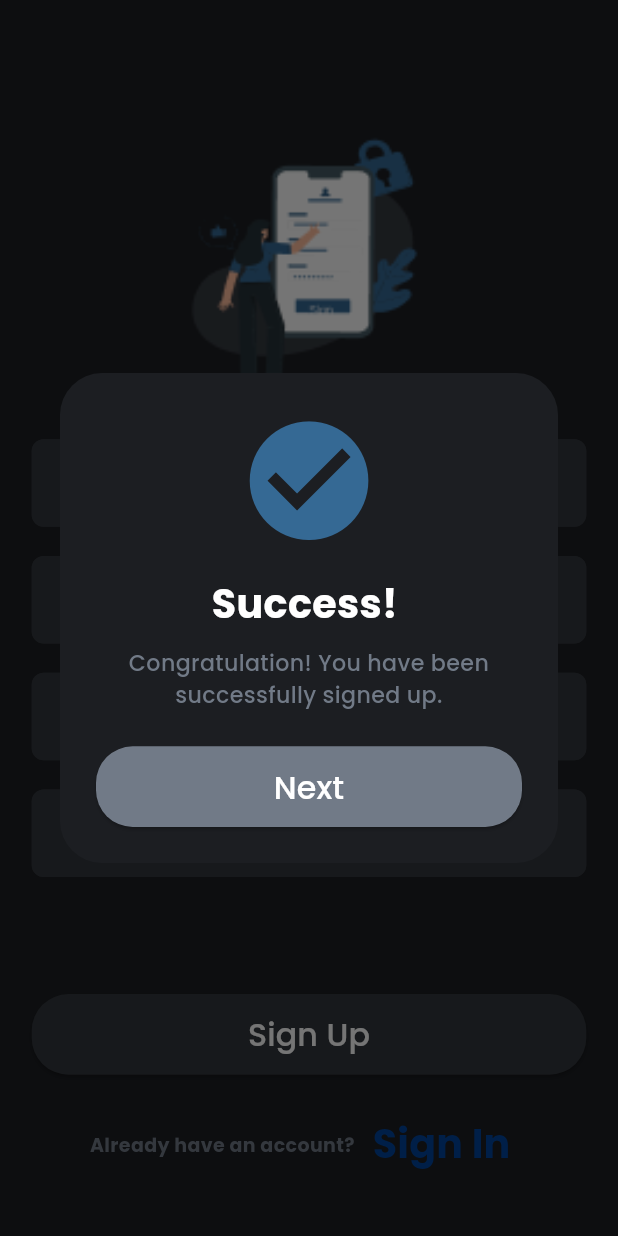
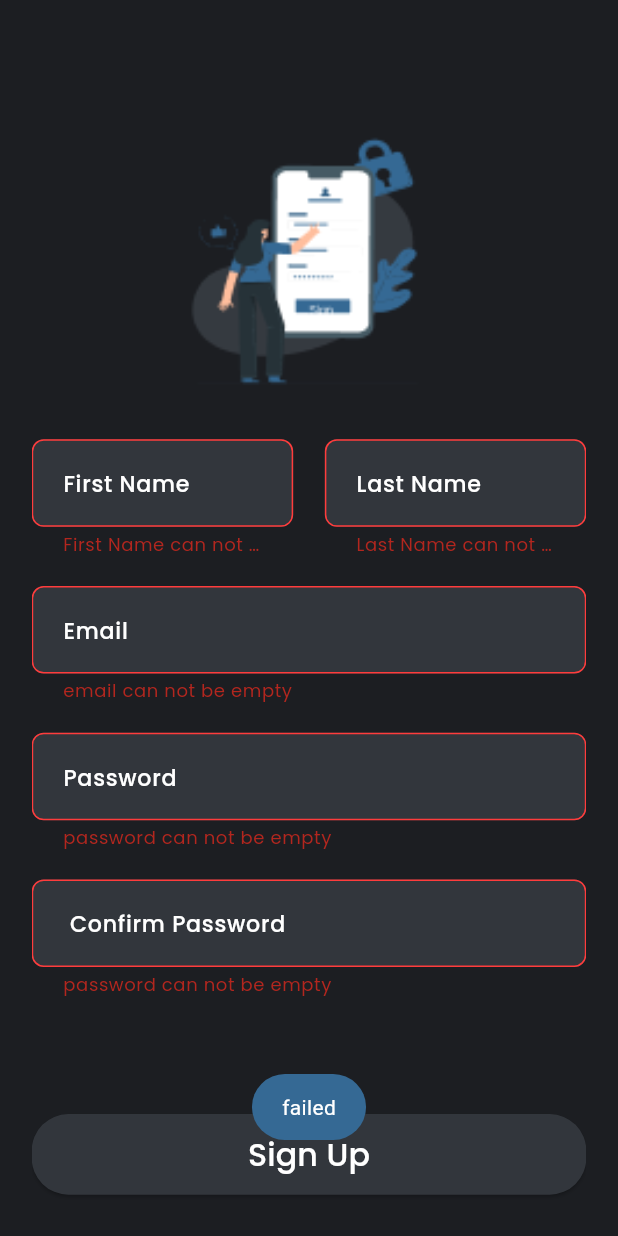
Before and after one commit to sedky10/smart_home, a Flutter app: the RegisterView screen opened by its route, after a tap on "Sign Up", on a phone screen of 412 x 824 dp. Run offline on Flutter 3.47's test engine with Material 3 defaults, Android fonts, the light colour scheme and no system bars; drawn by our look-alikes of modal_progress_hud_nsn; our stand-ins replace bloc, cloud_firestore, equatable, firebase_auth, firebase_core, flutter_animate and 6 more; accounts and stored records are empty.

Commit message:
create account done succefully

```diff
--- a/lib/core/helper/constants.dart
+++ b/lib/core/helper/constants.dart
@@ -1,4 +1,5 @@
 import 'package:flutter_screenutil/flutter_screenutil.dart';
 
 const String appName = 'Smart Home';
- double padding = 20.w;
+const String userCollection = 'users';
+double padding = 20.w;
--- a/lib/core/helper/function/toast.dart
+++ b/lib/core/helper/function/toast.dart
@@ -4,7 +4,7 @@ import 'package:smart_home/core/utils/color_styles.dart';
 showToast(String message, {ToastGravity? toastGravity}) {
   Fluttertoast.showToast(
       msg: message,
-      backgroundColor: ColorStyles.blue,
+      backgroundColor: ColorStyles.lightblue,
       textColor: ColorStyles.white,
       gravity: toastGravity ?? ToastGravity.BOTTOM);
 }
--- a/lib/core/helper/service_locator.dart
+++ b/lib/core/helper/service_locator.dart
@@ -1,11 +1,14 @@
 import 'package:get_it/get_it.dart';
+import 'package:smart_home/core/networking/firebase_services.dart';
+import 'package:smart_home/features/Register/presentation/manager/register/register_user_cubit.dart';
 import 'package:smart_home/features/home/presentation/manager/switch/switch_cubit.dart';
 import 'package:smart_home/features/navigation/presentation/manager/cubit/navigation_cubit.dart';
 
 final getIt = GetIt.instance;
 
 void setup() {
-
+  getIt.registerSingleton<FirebaseServices>(FirebaseServices());
   getIt.registerSingleton<NavigationCubit>(NavigationCubit());
   getIt.registerSingleton<SwitchCubit>(SwitchCubit());
+  getIt.registerSingleton<RegisterUserCubit>(RegisterUserCubit(getIt<FirebaseServices>()));
 }
--- a/lib/core/helper/validators.dart
+++ b/lib/core/helper/validators.dart
@@ -3,11 +3,11 @@ import 'package:smart_home/core/helper/function/toast.dart';
 String? validatePassword(String value) {
   if (value.isEmpty) {
     showToast(
-      'كلمة المرور مطلوبة',
+      'password can not be empty',
     );
-    return 'كلمة المرور مطلوبة';
-  } else if (value.length < 6) {
-    return 'كلمة المرور يجب أن تكون 6 أحرف على الأقل';
+    return 'password can not be empty';
+  } else if (value.length < 8) {
+    return 'password must be at least 8 characters';
   }
 
   return null;
@@ -16,16 +16,16 @@ String? validatePassword(String value) {
 String? validateField(String value, String fieldName) {
   if (value.isEmpty) {
     showToast(
-      'يجب إدخال $fieldName',
+      '$fieldName can not be empty',
     );
-    return '$fieldName لا يمكن أن يكون فارغاً';
+    return '$fieldName can not be empty';
   }
 
-  if (value.length > 120) {
+  if (value.length > 30) {
     showToast(
-      '$fieldName يجب أن يكون أقل من 120 حرف',
+      '$fieldName can not be more than 30 characters',
     );
-    return '$fieldName يجب أن يكون أقل من 120 حرف';
+    return '$fieldName can not be more than 30 characters';
   }
 
   return null;
@@ -34,14 +34,14 @@ String? validateField(String value, String fieldName) {
 String? validateEmail(String value) {
   if (value.isEmpty) {
     showToast(
-      'لايمكن ان يكون البريد الالكتروني فارغا',
+      'email can not be empty',
     );
-    return 'لايمكن ان يكون البريد الالكتروني فارغا';
+    return 'email can not be empty';
   } else if (!RegExp(r'^[^@]+@[^@]+\.[^@]+').hasMatch(value)) {
     showToast(
-      'من فضلك ادخل بريد الكتروني صالح',
+      'please enter a valid email',
     );
-    return 'من فضلك ادخل بريد الكتروني صالح';
+    return 'please enter a valid email';
   }
 
   return null;
@@ -50,14 +50,14 @@ String? validateEmail(String value) {
 String? validatePhoneNumber(String value) {
   if (value.isEmpty) {
     showToast(
-      'رقم الهاتف لا يمكن ان يكون فارغاً',
+      'phone number can not be empty',
     );
-    return 'رقم الهاتف لا يمكن ان يكون فارغاً';
+    return 'phone number can not be empty';
   } else if (!RegExp(r'^(002)?01[0125][0-9]{8}$').hasMatch(value)) {
     showToast(
-      'من فضلك ادخل رقم هاتف صحيح',
+      'please enter a valid phone number',
     );
-    return 'من فضلك ادخل رقم هاتف صحيح';
+    return 'please enter a valid phone number';
   }
 
   return null;
--- a/lib/core/networking/firebase_services.dart
+++ b/lib/core/networking/firebase_services.dart
@@ -1,5 +1,6 @@
 import 'package:cloud_firestore/cloud_firestore.dart';
 import 'package:firebase_auth/firebase_auth.dart';
+import 'package:smart_home/core/helper/constants.dart';
 
 class FirebaseServices {
   final FirebaseAuth _auth = FirebaseAuth.instance;
@@ -47,7 +48,7 @@ class FirebaseServices {
 
   Future addUserData(String firstName, String lastName) async {
     try {
-      await _firestore.collection('users').add({
+      await _firestore.collection(userCollection).add({
         'firstName': firstName,
         'lastName': lastName,
       });
--- a/lib/core/routing/app_router.dart
+++ b/lib/core/routing/app_router.dart
@@ -2,9 +2,11 @@ import 'package:flutter/material.dart';
 import 'package:flutter_bloc/flutter_bloc.dart';
 import 'package:go_router/go_router.dart';
 import 'package:smart_home/core/helper/service_locator.dart';
+import 'package:smart_home/core/networking/firebase_services.dart';
 import 'package:smart_home/core/routing/app_routes.dart';
 import 'package:smart_home/features/Login/presentation/views/login_view.dart';
 import 'package:smart_home/features/Login/presentation/views/login_confirmation.dart';
+import 'package:smart_home/features/Register/presentation/manager/register/register_user_cubit.dart';
 import 'package:smart_home/features/Register/presentation/views/register_view.dart';
 import 'package:smart_home/features/navigation/presentation/manager/cubit/navigation_cubit.dart';
 import 'package:smart_home/features/navigation/presentation/views/navigation_view.dart';
@@ -21,8 +23,10 @@ abstract class AppRouter {
       ),
       GoRoute(
         path: AppRoutes.kRegisterView,
-        builder: (BuildContext context, GoRouterState state) =>
-            const RegisterView(),
+        builder: (BuildContext context, GoRouterState state) => BlocProvider(
+          create: (context) => RegisterUserCubit(getIt<FirebaseServices>()),
+          child: const RegisterView(),
+        ),
       ),
       GoRoute(
         path: AppRoutes.kLoginView,
@@ -36,14 +40,16 @@ abstract class AppRouter {
       ),
       GoRoute(
         path: AppRoutes.kNavigationView,
-        builder: (BuildContext context, GoRouterState state) => BlocProvider<NavigationCubit>(
+        builder: (BuildContext context, GoRouterState state) =>
+            BlocProvider<NavigationCubit>(
           create: (context) => getIt<NavigationCubit>(),
           child: const NavigationView(),
         ),
       ),
       GoRoute(
         path: AppRoutes.kRoomDetailsView,
-        builder: (BuildContext context, GoRouterState state) => const RoomDetailsView(),
+        builder: (BuildContext context, GoRouterState state) =>
+            const RoomDetailsView(),
       ),
     ],
   );
--- a/lib/features/Register/presentation/manager/register/register_user_cubit.dart
+++ b/lib/features/Register/presentation/manager/register/register_user_cubit.dart
@@ -1,19 +1,49 @@
 import 'package:bloc/bloc.dart';
 import 'package:equatable/equatable.dart';
+import 'package:flutter/material.dart';
+import 'package:smart_home/core/helper/function/toast.dart';
+import 'package:smart_home/core/networking/firebase_services.dart';
 
 part 'register_user_state.dart';
 
 class RegisterUserCubit extends Cubit<RegisterUserState> {
-  RegisterUserCubit() : super(RegisterUserInitial());
+  RegisterUserCubit(this._firebaseServices) : super(RegisterUserInitial());
+  final FirebaseServices _firebaseServices;
 
-  void registerUser(String email, String password, String firstName, String lastName) {
+  TextEditingController emailController = TextEditingController();
+  TextEditingController passwordController = TextEditingController();
+  TextEditingController confirmPasswordController = TextEditingController();
+  TextEditingController firstNameController = TextEditingController();
+  TextEditingController lastNameController = TextEditingController();
+  GlobalKey<FormState> formKey = GlobalKey<FormState>();
+
+  void registerUser() async {
     emit(RegisterUserLoading());
-    try {
-      // Call the FirebaseServices signUp method
-      // Call the FirebaseServices addUserData method
-      emit(RegisterUserSuccess());
-    } catch (e) {
+    if (formKey.currentState!.validate()) {
+      if (confirmPasswordController.text == passwordController.text) {
+        try {
+          await _firebaseServices.signUp(
+              emailController.text, passwordController.text);
+          await _firebaseServices.addUserData(
+              firstNameController.text, lastNameController.text);
+          emit(RegisterUserSuccess());
+        } catch (e) {
+          emit(RegisterUserFailed());
+        }
+      } else {
+        showToast('password not match');
+        emit(RegisterUserFailed());
+      }
+    } else {
       emit(RegisterUserFailed());
     }
   }
+
+  void dispose() {
+    emailController.dispose();
+    passwordController.dispose();
+    confirmPasswordController.dispose();
+    firstNameController.dispose();
+    lastNameController.dispose();
+  }
 }
--- a/lib/features/Register/presentation/views/register_view.dart
+++ b/lib/features/Register/presentation/views/register_view.dart
@@ -1,8 +1,13 @@
 import 'package:flutter/material.dart';
+import 'package:flutter_bloc/flutter_bloc.dart';
+import 'package:modal_progress_hud_nsn/modal_progress_hud_nsn.dart';
 import 'package:smart_home/core/helper/constants.dart';
+import 'package:smart_home/core/helper/function/toast.dart';
 import 'package:smart_home/core/helper/image_assets.dart';
 import 'package:smart_home/core/utils/color_styles.dart';
+import 'package:smart_home/features/Register/presentation/manager/register/register_user_cubit.dart';
 import 'package:smart_home/features/Register/presentation/views/widgets/head_view.dart';
+import 'package:smart_home/features/Register/presentation/views/widgets/register_dialoge.dart';
 import 'package:smart_home/features/Register/presentation/views/widgets/register_item.dart';
 import 'package:smart_home/features/Register/presentation/views/widgets/user_data.dart';
 
@@ -11,7 +16,28 @@ class RegisterView extends StatelessWidget {
 
   @override
   Widget build(BuildContext context) {
-    return Scaffold(
+    return BlocConsumer<RegisterUserCubit, RegisterUserState>(
+      listener: (context, state) {
+        if (state is RegisterUserSuccess) {
+          showDialog(
+            barrierDismissible: false,
+            context: context,
+            builder: (context) => const RegisterDialoge(),
+          );
+          showToast('Account created successfully');
+        } else if (state is RegisterUserFailed) {
+          showToast('failed');
+        } else if (state is RegisterUserLoading) {
+          const CircularProgressIndicator();
+        }
+      },
+      builder: (context, state) {
+        return ModalProgressHUD(
+          inAsyncCall: state is RegisterUserLoading,
+          progressIndicator: const CircularProgressIndicator(
+            color: ColorStyles.lightblue,
+          ),
+          child: Scaffold(
             backgroundColor: ColorStyles.blackLight,
             body: Padding(
               padding: EdgeInsets.symmetric(horizontal: padding),
@@ -28,6 +54,9 @@ class RegisterView extends StatelessWidget {
                 ),
               ),
             ),
+          ),
+        );
+      },
     );
   }
 }
--- a/lib/features/Register/presentation/views/widgets/register_item.dart
+++ b/lib/features/Register/presentation/views/widgets/register_item.dart
@@ -1,11 +1,12 @@
 import 'package:flutter/material.dart';
+import 'package:flutter_bloc/flutter_bloc.dart';
 import 'package:flutter_screenutil/flutter_screenutil.dart';
 import 'package:go_router/go_router.dart';
 import 'package:smart_home/core/routing/app_routes.dart';
 import 'package:smart_home/core/utils/color_styles.dart';
 import 'package:smart_home/core/utils/text%20styles/text_styles.dart';
 import 'package:smart_home/core/widgets/custome_button.dart';
-import 'package:smart_home/features/Register/presentation/views/widgets/register_dialoge.dart';
+import 'package:smart_home/features/Register/presentation/manager/register/register_user_cubit.dart';
 
 class Registeritem extends StatelessWidget {
   const Registeritem({super.key});
@@ -18,10 +19,7 @@ class Registeritem extends StatelessWidget {
           title: 'Sign Up',
           buttonmainColor: ColorStyles.darkGrey,
           onPressed: () {
-            showDialog(
-              context: context,
-              builder: (context) => const RegisterDialoge(),
-            );
+            BlocProvider.of<RegisterUserCubit>(context).registerUser();
           },
         ),
         SizedBox(
--- a/lib/features/Register/presentation/views/widgets/user_data.dart
+++ b/lib/features/Register/presentation/views/widgets/user_data.dart
@@ -1,14 +1,19 @@
 import 'package:flutter/material.dart';
+import 'package:flutter_bloc/flutter_bloc.dart';
 import 'package:flutter_screenutil/flutter_screenutil.dart';
+import 'package:smart_home/core/helper/validators.dart';
 import 'package:smart_home/core/utils/color_styles.dart';
 import 'package:smart_home/core/widgets/custom_text_field.dart';
+import 'package:smart_home/features/Register/presentation/manager/register/register_user_cubit.dart';
 
 class UserData extends StatelessWidget {
   const UserData({super.key});
 
   @override
   Widget build(BuildContext context) {
-    return Column(
+    return Form(
+      key: context.read<RegisterUserCubit>().formKey,
+      child: Column(
         children: [
           SizedBox(
             height: 20.h,
@@ -18,20 +23,30 @@ class UserData extends StatelessWidget {
             children: [
               SizedBox(
                 width: MediaQuery.of(context).size.width / 2 - 30.w,
-              child: const CustomTextField(
+                child: CustomTextField(
                   fillColor: ColorStyles.darkGrey,
                   focusedBorderColor: ColorStyles.darkGrey,
                   hintText: 'First Name',
+                  validator: (val) {
+                    return validateField(val!, 'First Name');
+                  },
+                  controller:
+                      context.read<RegisterUserCubit>().firstNameController,
                   textInputAction: TextInputAction.next,
                   keyboardType: TextInputType.name,
                 ),
               ),
               SizedBox(
                 width: MediaQuery.of(context).size.width / 2 - 30.w,
-              child: const CustomTextField(
+                child: CustomTextField(
                   hintText: 'Last Name',
+                  validator: (val) {
+                    return validateField(val!, 'Last Name');
+                  },
                   textInputAction: TextInputAction.next,
                   keyboardType: TextInputType.name,
+                  controller:
+                      context.read<RegisterUserCubit>().lastNameController,
                   fillColor: ColorStyles.darkGrey,
                   focusedBorderColor: ColorStyles.darkGrey,
                 ),
@@ -41,30 +56,43 @@ class UserData extends StatelessWidget {
           SizedBox(
             height: 20.h,
           ),
-        const CustomTextField(
+          CustomTextField(
+            validator: (val) {
+              return validateEmail(val!);
+            },
             fillColor: ColorStyles.darkGrey,
             focusedBorderColor: ColorStyles.darkGrey,
             hintText: 'Email',
+            controller: context.read<RegisterUserCubit>().emailController,
             textInputAction: TextInputAction.next,
             keyboardType: TextInputType.emailAddress,
           ),
           SizedBox(
             height: 20.h,
           ),
-        const CustomTextField(
+          CustomTextField(
             fillColor: ColorStyles.darkGrey,
             focusedBorderColor: ColorStyles.darkGrey,
             hintText: 'Password',
+            validator: (val) {
+              return validatePassword(val!);
+            },
+            controller: context.read<RegisterUserCubit>().passwordController,
             textInputAction: TextInputAction.next,
             keyboardType: TextInputType.number,
           ),
           SizedBox(
             height: 20.h,
           ),
-        const CustomTextField(
+          CustomTextField(
             fillColor: ColorStyles.darkGrey,
             focusedBorderColor: ColorStyles.darkGrey,
             hintText: ' Confirm Password',
+            validator: (val) {
+              return validatePassword(val!);
+            },
+            controller:
+                context.read<RegisterUserCubit>().confirmPasswordController,
             textInputAction: TextInputAction.next,
             keyboardType: TextInputType.number,
           ),
@@ -72,6 +100,7 @@ class UserData extends StatelessWidget {
             height: 80.h,
           ),
         ],
+      ),
     );
   }
 }
--- a/lib/main.dart
+++ b/lib/main.dart
@@ -6,12 +6,12 @@ import 'package:smart_home/core/routing/app_router.dart';
 import 'package:smart_home/core/utils/app_theme.dart';
 import 'package:smart_home/firebase_options.dart';
 
-void main() async{
+void main() async {
   WidgetsFlutterBinding.ensureInitialized();
-  setup();
   await Firebase.initializeApp(
     options: DefaultFirebaseOptions.currentPlatform,
-);
+  );
+  setup();
   runApp(const SmartHome());
 }
 
--- a/pubspec.yaml
+++ b/pubspec.yaml
@@ -43,6 +43,7 @@ dependencies:
   font_awesome_flutter: ^10.7.0
   get_it: ^7.7.0
   go_router: ^14.1.0
+  modal_progress_hud_nsn: ^0.5.1
 
 dev_dependencies:
   flutter_lints: ^3.0.0
```
Also changed, not shown: pubspec.lock, 2 other files. Lines whose indentation alone changed are shown as unchanged.
